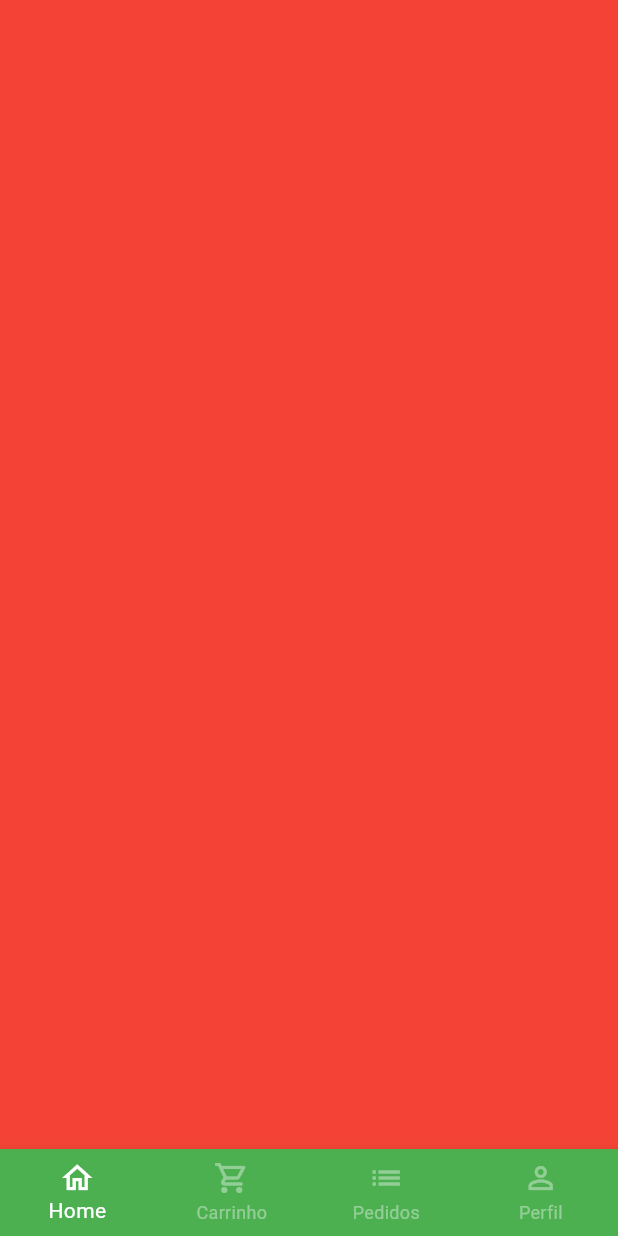
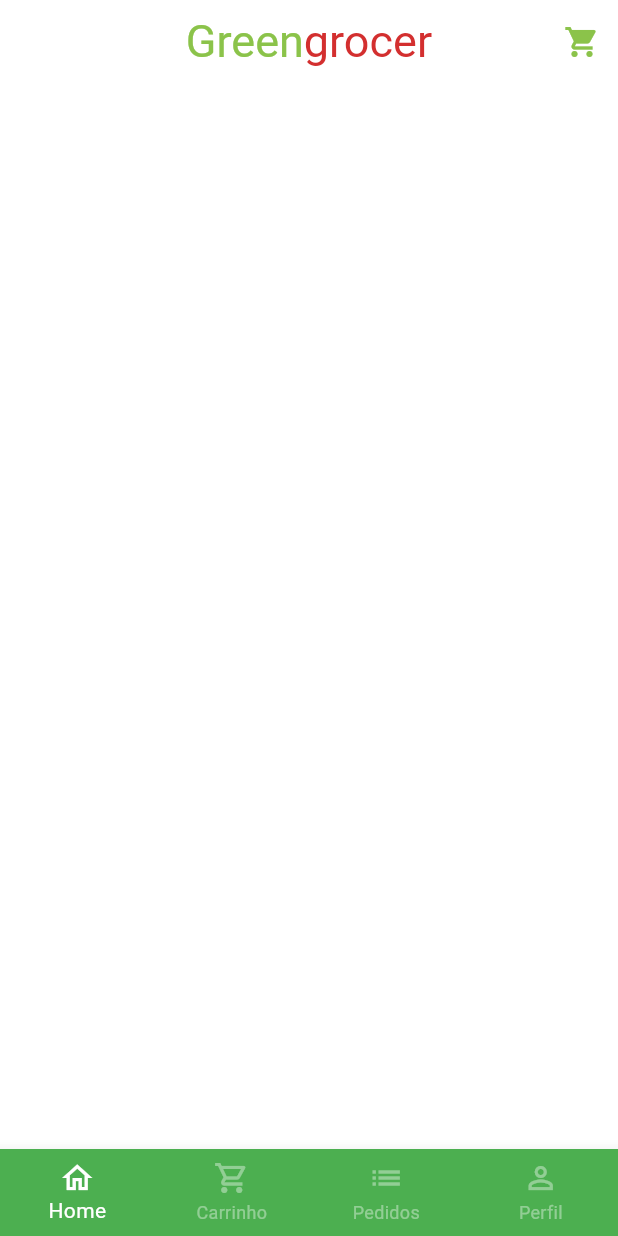
Before and after one commit to LMThomaz/greengrocer, a Flutter app: the screen it shows after launch, after a tap on "Entrar", on a phone screen of 412 x 824 dp. Run offline on Flutter 3.47's test engine with Material 2 defaults, Android fonts, the phone set to English and light mode, and no system bars; our stand-ins replace animated_text_kit, mask_text_input_formatter.

Commit message:
init page home tab

```diff
--- a/lib/main.dart
+++ b/lib/main.dart
@@ -15,6 +15,7 @@ class MyApp extends StatelessWidget {
       theme: ThemeData(
         colorScheme: ColorScheme.fromSeed(seedColor: Colors.green),
         useMaterial3: true,
+        scaffoldBackgroundColor: Colors.white.withAlpha(190),
       ),
       debugShowCheckedModeBanner: false,
       home: const SignInScreen(),
--- a/lib/src/base/base_screen.dart
+++ b/lib/src/base/base_screen.dart
@@ -1,4 +1,5 @@
 import 'package:flutter/material.dart';
+import 'package:greengrocer/src/home/home_tab.dart';
 
 class BaseScreen extends StatefulWidget {
   const BaseScreen({super.key});
@@ -18,7 +19,7 @@ class _BaseScreenState extends State<BaseScreen> {
         physics: const NeverScrollableScrollPhysics(),
         controller: pageController,
         children: [
-          Container(color: Colors.red),
+          const HomeTab(),
           Container(color: Colors.yellow),
           Container(color: Colors.blue),
           Container(color: Colors.purple),
--- /dev/null
+++ b/lib/src/home/home_tab.dart
@@ -0,0 +1,51 @@
+import 'package:flutter/material.dart';
+import 'package:greengrocer/src/config/custom_colors.dart';
+
+class HomeTab extends StatelessWidget {
+  const HomeTab({super.key});
+
+  @override
+  Widget build(BuildContext context) {
+    return Scaffold(
+      // App bar
+      appBar: AppBar(
+        centerTitle: true,
+        backgroundColor: Colors.transparent,
+        elevation: 0,
+        title: Text.rich(
+          TextSpan(
+            style: const TextStyle(
+              color: Colors.white,
+              fontSize: 30,
+            ),
+            children: [
+              TextSpan(
+                text: 'Green',
+                style: TextStyle(color: CustomColors.customSwatchColor),
+              ),
+              TextSpan(
+                text: 'grocer',
+                style: TextStyle(color: CustomColors.customContrastColor),
+              ),
+            ],
+          ),
+        ),
+        actions: [
+          IconButton(
+            onPressed: () {},
+            icon: Icon(
+              Icons.shopping_cart,
+              color: CustomColors.customSwatchColor,
+            ),
+          ),
+        ],
+      ),
+
+      // Campo de pesquisa
+
+      // Categorias
+
+      // Grid
+    );
+  }
+}
```
